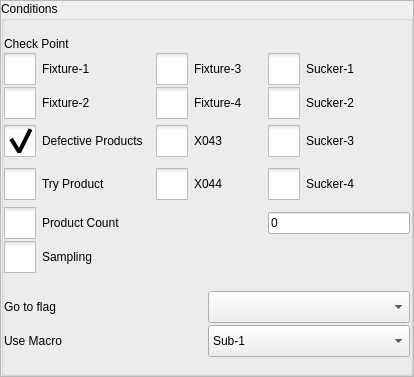
Qt form hcinstruction/ichcconditionpage.ui (dongdong-2009/3-5AxisRobot) before a commit.
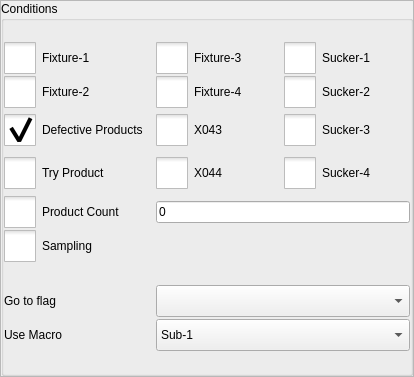
The same form after that commit. Icons and pictures are not drawn. Custom widgets are drawn as their Qt base class.

```diff
--- a/hcinstruction/ichcconditionpage.ui
+++ b/hcinstruction/ichcconditionpage.ui
@@ -150,6 +150,12 @@
             <height>0</height>
            </size>
           </property>
+          <property name="maximumSize">
+           <size>
+            <width>150</width>
+            <height>16777215</height>
+           </size>
+          </property>
           <property name="text">
            <string>Go to flag</string>
           </property>
@@ -163,6 +169,12 @@
             <height>0</height>
            </size>
           </property>
+          <property name="maximumSize">
+           <size>
+            <width>150</width>
+            <height>16777215</height>
+           </size>
+          </property>
           <property name="text">
            <string>Use Macro</string>
           </property>
@@ -175,7 +187,7 @@
         <property name="spacing">
          <number>2</number>
         </property>
-        <item row="4" column="2">
+        <item row="3" column="2">
          <widget class="QCheckBox" name="sucker4Box">
           <property name="styleSheet">
            <string notr="true">::indicator {
@@ -207,39 +219,7 @@
           </property>
          </widget>
         </item>
-        <item row="3" column="1">
-         <widget class="QCheckBox" name="x043checkBox">
-          <property name="styleSheet">
-           <string notr="true">::indicator {
-     width: 32px;
-     height: 32px;
- }
-
-::indicator:unchecked 
-{
-     image: url(:/resource/check_unchecked.png);
- }
-::indicator:checked 
-{
-     image: url(:/resource/check_checked.png);
- }
-
-QRadioButton::indicator:checked:disabled
-{
- image: url(:/resource/check_checked_disable.png);
-}
-
-QRadioButton::indicator:unchecked:disabled
-{
- image: url(:/resource/check_unchecked_disable.png);
-}</string>
-          </property>
-          <property name="text">
-           <string>X043</string>
-          </property>
-         </widget>
-        </item>
-        <item row="1" column="2">
+        <item row="0" column="2">
          <widget class="QCheckBox" name="sucker1Box">
           <property name="styleSheet">
            <string notr="true">::indicator {
@@ -271,14 +251,8 @@
           </property>
          </widget>
         </item>
-        <item row="1" column="1">
-         <widget class="QCheckBox" name="fixture3Box">
-          <property name="minimumSize">
-           <size>
-            <width>110</width>
-            <height>0</height>
-           </size>
-          </property>
+        <item row="1" column="2">
+         <widget class="QCheckBox" name="sucker2Box">
           <property name="styleSheet">
            <string notr="true">::indicator {
      width: 32px;
@@ -305,177 +279,19 @@
 }</string>
           </property>
           <property name="text">
-           <string>Fixture-3</string>
+           <string>Sucker-2</string>
           </property>
          </widget>
         </item>
-        <item row="2" column="1">
-         <widget class="QCheckBox" name="fixture4Box">
-          <property name="minimumSize">
-           <size>
-            <width>110</width>
-            <height>0</height>
-           </size>
-          </property>
-          <property name="styleSheet">
-           <string notr="true">::indicator {
-     width: 32px;
-     height: 32px;
- }
-
-::indicator:unchecked 
-{
-     image: url(:/resource/check_unchecked.png);
- }
-::indicator:checked 
-{
-     image: url(:/resource/check_checked.png);
- }
-
-QRadioButton::indicator:checked:disabled
-{
- image: url(:/resource/check_checked_disable.png);
-}
-
-QRadioButton::indicator:unchecked:disabled
-{
- image: url(:/resource/check_unchecked_disable.png);
-}</string>
-          </property>
+        <item row="4" column="1" colspan="2">
+         <widget class="ICLineEditWithVirtualNumericKeypad" name="moldCountEdit">
           <property name="text">
-           <string>Fixture-4</string>
-          </property>
-         </widget>
-        </item>
-        <item row="0" column="0">
-         <widget class="QLabel" name="label">
-          <property name="sizePolicy">
-           <sizepolicy hsizetype="Preferred" vsizetype="Fixed">
-            <horstretch>0</horstretch>
-            <verstretch>0</verstretch>
-           </sizepolicy>
-          </property>
-          <property name="text">
-           <string>Check Point</string>
-          </property>
-         </widget>
-        </item>
-        <item row="1" column="0">
-         <widget class="QCheckBox" name="fixture1Box">
-          <property name="minimumSize">
-           <size>
-            <width>140</width>
-            <height>0</height>
-           </size>
-          </property>
-          <property name="styleSheet">
-           <string notr="true">::indicator {
-     width: 32px;
-     height: 32px;
- }
-
-::indicator:unchecked 
-{
-     image: url(:/resource/check_unchecked.png);
- }
-::indicator:checked 
-{
-     image: url(:/resource/check_checked.png);
- }
-
-QRadioButton::indicator:checked:disabled
-{
- image: url(:/resource/check_checked_disable.png);
-}
-
-QRadioButton::indicator:unchecked:disabled
-{
- image: url(:/resource/check_unchecked_disable.png);
-}</string>
-          </property>
-          <property name="text">
-           <string>Fixture-1</string>
-          </property>
-         </widget>
-        </item>
-        <item row="2" column="0">
-         <widget class="QCheckBox" name="fixture2Box">
-          <property name="minimumSize">
-           <size>
-            <width>140</width>
-            <height>0</height>
-           </size>
-          </property>
-          <property name="styleSheet">
-           <string notr="true">::indicator {
-     width: 32px;
-     height: 32px;
- }
-
-::indicator:unchecked 
-{
-     image: url(:/resource/check_unchecked.png);
- }
-::indicator:checked 
-{
-     image: url(:/resource/check_checked.png);
- }
-
-QRadioButton::indicator:checked:disabled
-{
- image: url(:/resource/check_checked_disable.png);
-}
-
-QRadioButton::indicator:unchecked:disabled
-{
- image: url(:/resource/check_unchecked_disable.png);
-}</string>
-          </property>
-          <property name="text">
-           <string>Fixture-2</string>
-          </property>
-         </widget>
-        </item>
-        <item row="3" column="2">
-         <widget class="QCheckBox" name="sucker3Box">
-          <property name="styleSheet">
-           <string notr="true">::indicator {
-     width: 32px;
-     height: 32px;
- }
-
-::indicator:unchecked 
-{
-     image: url(:/resource/check_unchecked.png);
- }
-::indicator:checked 
-{
-     image: url(:/resource/check_checked.png);
- }
-
-QRadioButton::indicator:checked:disabled
-{
- image: url(:/resource/check_checked_disable.png);
-}
-
-QRadioButton::indicator:unchecked:disabled
-{
- image: url(:/resource/check_unchecked_disable.png);
-}</string>
-          </property>
-          <property name="text">
-           <string>Sucker-3</string>
+           <string notr="true">0</string>
           </property>
          </widget>
         </item>
         <item row="4" column="0">
-         <widget class="QCheckBox" name="tryProductBox">
-          <property name="minimumSize">
-           <size>
-            <width>150</width>
-            <height>42</height>
-           </size>
-          </property>
+         <widget class="QCheckBox" name="productCountBox">
           <property name="styleSheet">
            <string notr="true">::indicator {
      width: 32px;
@@ -502,43 +318,11 @@
 }</string>
           </property>
           <property name="text">
-           <string>Try Product</string>
+           <string>Product Count</string>
           </property>
          </widget>
         </item>
-        <item row="4" column="1">
-         <widget class="QCheckBox" name="x044checkBox">
-          <property name="styleSheet">
-           <string notr="true">::indicator {
-     width: 32px;
-     height: 32px;
- }
-
-::indicator:unchecked 
-{
-     image: url(:/resource/check_unchecked.png);
- }
-::indicator:checked 
-{
-     image: url(:/resource/check_checked.png);
- }
-
-QRadioButton::indicator:checked:disabled
-{
- image: url(:/resource/check_checked_disable.png);
-}
-
-QRadioButton::indicator:unchecked:disabled
-{
- image: url(:/resource/check_unchecked_disable.png);
-}</string>
-          </property>
-          <property name="text">
-           <string>X044</string>
-          </property>
-         </widget>
-        </item>
-        <item row="3" column="0">
+        <item row="2" column="0">
          <widget class="QCheckBox" name="defectiveProductsBox">
           <property name="sizePolicy">
            <sizepolicy hsizetype="Fixed" vsizetype="Fixed">
@@ -585,8 +369,116 @@
           </property>
          </widget>
         </item>
+        <item row="0" column="1">
+         <widget class="QCheckBox" name="fixture3Box">
+          <property name="minimumSize">
+           <size>
+            <width>110</width>
+            <height>0</height>
+           </size>
+          </property>
+          <property name="styleSheet">
+           <string notr="true">::indicator {
+     width: 32px;
+     height: 32px;
+ }
+
+::indicator:unchecked 
+{
+     image: url(:/resource/check_unchecked.png);
+ }
+::indicator:checked 
+{
+     image: url(:/resource/check_checked.png);
+ }
+
+QRadioButton::indicator:checked:disabled
+{
+ image: url(:/resource/check_checked_disable.png);
+}
+
+QRadioButton::indicator:unchecked:disabled
+{
+ image: url(:/resource/check_unchecked_disable.png);
+}</string>
+          </property>
+          <property name="text">
+           <string>Fixture-3</string>
+          </property>
+         </widget>
+        </item>
+        <item row="2" column="1">
+         <widget class="QCheckBox" name="x043checkBox">
+          <property name="styleSheet">
+           <string notr="true">::indicator {
+     width: 32px;
+     height: 32px;
+ }
+
+::indicator:unchecked 
+{
+     image: url(:/resource/check_unchecked.png);
+ }
+::indicator:checked 
+{
+     image: url(:/resource/check_checked.png);
+ }
+
+QRadioButton::indicator:checked:disabled
+{
+ image: url(:/resource/check_checked_disable.png);
+}
+
+QRadioButton::indicator:unchecked:disabled
+{
+ image: url(:/resource/check_unchecked_disable.png);
+}</string>
+          </property>
+          <property name="text">
+           <string>X043</string>
+          </property>
+         </widget>
+        </item>
+        <item row="3" column="0">
+         <widget class="QCheckBox" name="tryProductBox">
+          <property name="minimumSize">
+           <size>
+            <width>150</width>
+            <height>42</height>
+           </size>
+          </property>
+          <property name="styleSheet">
+           <string notr="true">::indicator {
+     width: 32px;
+     height: 32px;
+ }
+
+::indicator:unchecked 
+{
+     image: url(:/resource/check_unchecked.png);
+ }
+::indicator:checked 
+{
+     image: url(:/resource/check_checked.png);
+ }
+
+QRadioButton::indicator:checked:disabled
+{
+ image: url(:/resource/check_checked_disable.png);
+}
+
+QRadioButton::indicator:unchecked:disabled
+{
+ image: url(:/resource/check_unchecked_disable.png);
+}</string>
+          </property>
+          <property name="text">
+           <string>Try Product</string>
+          </property>
+         </widget>
+        </item>
         <item row="2" column="2">
-         <widget class="QCheckBox" name="sucker2Box">
+         <widget class="QCheckBox" name="sucker3Box">
           <property name="styleSheet">
            <string notr="true">::indicator {
      width: 32px;
@@ -613,11 +505,119 @@
 }</string>
           </property>
           <property name="text">
-           <string>Sucker-2</string>
+           <string>Sucker-3</string>
           </property>
          </widget>
         </item>
-        <item row="6" column="0" colspan="2">
+        <item row="3" column="1">
+         <widget class="QCheckBox" name="x044checkBox">
+          <property name="styleSheet">
+           <string notr="true">::indicator {
+     width: 32px;
+     height: 32px;
+ }
+
+::indicator:unchecked 
+{
+     image: url(:/resource/check_unchecked.png);
+ }
+::indicator:checked 
+{
+     image: url(:/resource/check_checked.png);
+ }
+
+QRadioButton::indicator:checked:disabled
+{
+ image: url(:/resource/check_checked_disable.png);
+}
+
+QRadioButton::indicator:unchecked:disabled
+{
+ image: url(:/resource/check_unchecked_disable.png);
+}</string>
+          </property>
+          <property name="text">
+           <string>X044</string>
+          </property>
+         </widget>
+        </item>
+        <item row="1" column="1">
+         <widget class="QCheckBox" name="fixture4Box">
+          <property name="minimumSize">
+           <size>
+            <width>110</width>
+            <height>0</height>
+           </size>
+          </property>
+          <property name="styleSheet">
+           <string notr="true">::indicator {
+     width: 32px;
+     height: 32px;
+ }
+
+::indicator:unchecked 
+{
+     image: url(:/resource/check_unchecked.png);
+ }
+::indicator:checked 
+{
+     image: url(:/resource/check_checked.png);
+ }
+
+QRadioButton::indicator:checked:disabled
+{
+ image: url(:/resource/check_checked_disable.png);
+}
+
+QRadioButton::indicator:unchecked:disabled
+{
+ image: url(:/resource/check_unchecked_disable.png);
+}</string>
+          </property>
+          <property name="text">
+           <string>Fixture-4</string>
+          </property>
+         </widget>
+        </item>
+        <item row="0" column="0">
+         <widget class="QCheckBox" name="fixture1Box">
+          <property name="minimumSize">
+           <size>
+            <width>140</width>
+            <height>0</height>
+           </size>
+          </property>
+          <property name="styleSheet">
+           <string notr="true">::indicator {
+     width: 32px;
+     height: 32px;
+ }
+
+::indicator:unchecked 
+{
+     image: url(:/resource/check_unchecked.png);
+ }
+::indicator:checked 
+{
+     image: url(:/resource/check_checked.png);
+ }
+
+QRadioButton::indicator:checked:disabled
+{
+ image: url(:/resource/check_checked_disable.png);
+}
+
+QRadioButton::indicator:unchecked:disabled
+{
+ image: url(:/resource/check_unchecked_disable.png);
+}</string>
+          </property>
+          <property name="text">
+           <string>Fixture-1</string>
+          </property>
+         </widget>
+        </item>
+        <item row="5" column="0" colspan="2">
          <widget class="QCheckBox" name="samplingBox">
           <property name="styleSheet">
            <string notr="true">::indicator {
@@ -649,15 +649,14 @@
           </property>
          </widget>
         </item>
-        <item row="5" column="2">
-         <widget class="ICLineEditWithVirtualNumericKeypad" name="moldCountEdit">
-          <property name="text">
-           <string notr="true">0</string>
+        <item row="1" column="0">
+         <widget class="QCheckBox" name="fixture2Box">
+          <property name="minimumSize">
+           <size>
+            <width>140</width>
+            <height>0</height>
+           </size>
           </property>
-         </widget>
-        </item>
-        <item row="5" column="0" colspan="2">
-         <widget class="QCheckBox" name="productCountBox">
           <property name="styleSheet">
            <string notr="true">::indicator {
      width: 32px;
@@ -684,7 +683,7 @@
 }</string>
           </property>
           <property name="text">
-           <string>Product Count</string>
+           <string>Fixture-2</string>
           </property>
          </widget>
         </item>
```
